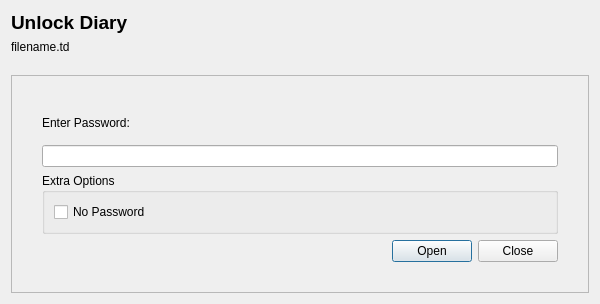
This is src/gui/editor/DiaryUnlockWidget.ui in someretical/TheoreticalDiary as Qt 5 draws it before an edit. The edited form follows.
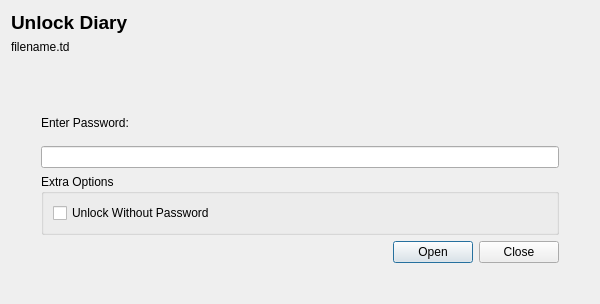
This is the edited form. Custom widgets are drawn as their Qt base class.

```diff
--- a/src/gui/editor/DiaryUnlockWidget.ui
+++ b/src/gui/editor/DiaryUnlockWidget.ui
@@ -66,9 +66,6 @@
    </item>
    <item>
     <widget class="QStackedWidget" name="stackedWidget">
-     <property name="frameShape">
-      <enum>QFrame::StyledPanel</enum>
-     </property>
      <widget class="QWidget" name="widget">
       <layout class="QVBoxLayout" name="verticalLayout_2">
        <property name="leftMargin">
@@ -102,7 +99,7 @@
           <item>
            <widget class="QCheckBox" name="checkBoxNoPassword">
             <property name="text">
-             <string>No Password</string>
+             <string>Unlock Without Password</string>
             </property>
            </widget>
           </item>
@@ -114,9 +111,6 @@
          <property name="standardButtons">
           <set>QDialogButtonBox::Close|QDialogButtonBox::Open</set>
          </property>
-         <property name="centerButtons">
-          <bool>false</bool>
-         </property>
         </widget>
        </item>
       </layout>
```
